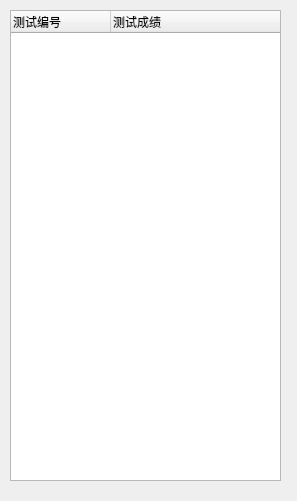
The window that pastexaminfowindow.ui (Cabbage-Cat/SelfTestSystemProject) describes before a commit, drawn with Qt 5.
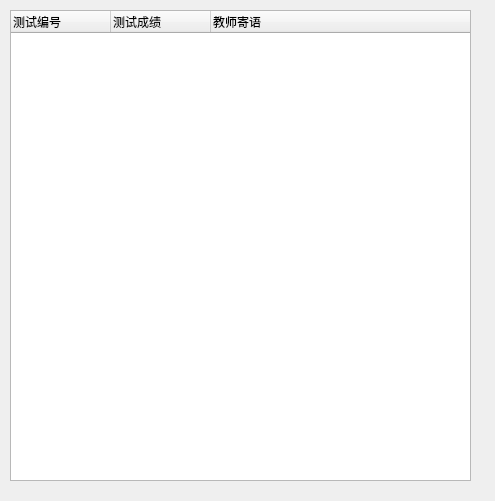
The same window after the commit.

Patch:
```diff
--- a/pastexaminfowindow.ui
+++ b/pastexaminfowindow.ui
@@ -6,7 +6,7 @@
    <rect>
     <x>0</x>
     <y>0</y>
-    <width>297</width>
+    <width>495</width>
     <height>501</height>
    </rect>
   </property>
@@ -18,7 +18,7 @@
     <rect>
      <x>10</x>
      <y>10</y>
-     <width>271</width>
+     <width>461</width>
      <height>471</height>
     </rect>
    </property>
@@ -32,6 +32,11 @@
      <string>测试成绩</string>
     </property>
    </column>
+   <column>
+    <property name="text">
+     <string>教师寄语</string>
+    </property>
+   </column>
   </widget>
  </widget>
  <resources/>
```
